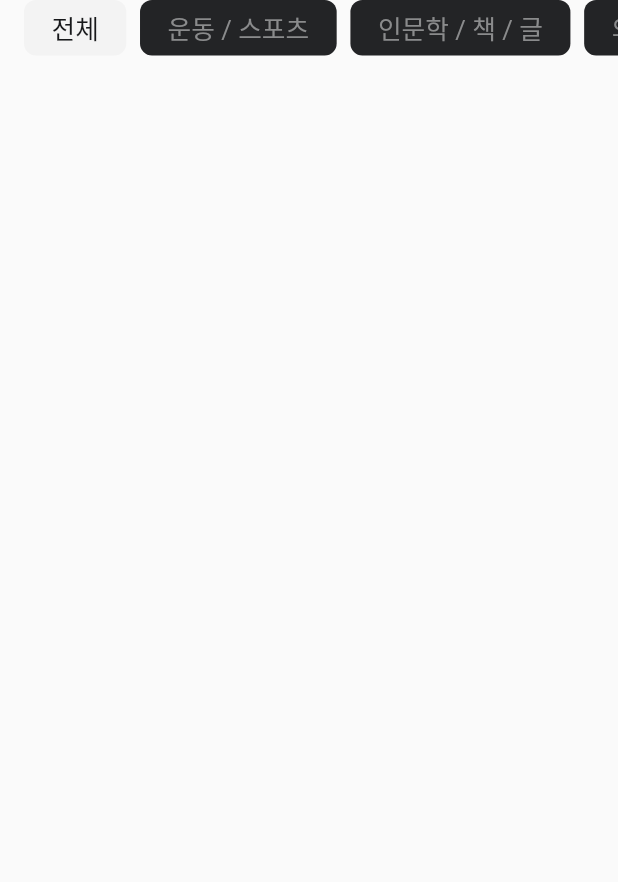
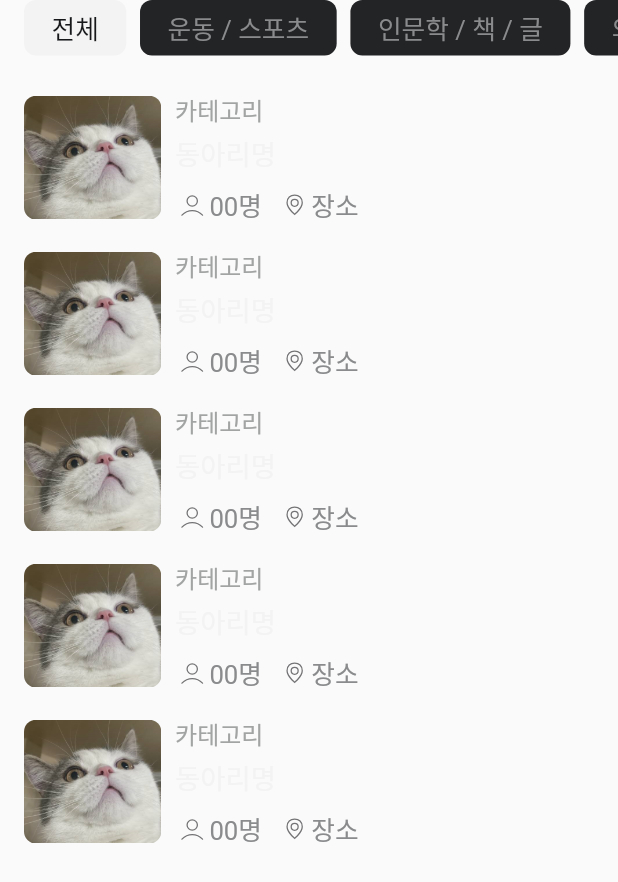
Before and after one commit to teentime/teentime-client-app, a Flutter app: the SubjectTab widget shown alone on an empty page, opened directly, on a phone screen of 412 x 824 dp. Shown: the top 882 px of the screen. Run offline on Flutter 3.47's test engine with Material 2 defaults, Android fonts, the phone set to English and light mode, and no system bars; our stand-ins replace carousel_slider, flutter_screenutil, flutter_svg; Roboto replaces fonts that are missing (Pretendard).

Commit message:
feat: clubCard widget ui 구현

```diff
--- a/lib/screens/club.dart
+++ b/lib/screens/club.dart
@@ -6,6 +6,7 @@ import 'package:teentime/screens/carousel_slider.dart';
 import 'package:teentime/screens/my_club_tab.dart';
 import 'package:teentime/screens/my_tab.dart';
 import 'package:teentime/screens/subject_tab.dart';
+import 'package:teentime/widgets/club_card.dart';
 
 class Club extends StatefulWidget {
   @override
@@ -38,7 +39,8 @@ class _ClubState extends State<Club> {
         backgroundColor: AppColors.dark01,
         elevation: 0,
       ),
-      body: Column(
+      body: SingleChildScrollView(
+        child: Column(
           children: [
             ImageSlider(),
             MyTab(
@@ -56,6 +58,7 @@ class _ClubState extends State<Club> {
             SubjectTab(),
           ],
         ),
+      ),
       backgroundColor: AppColors.dark01,
     );
   }
--- a/lib/screens/subject_tab.dart
+++ b/lib/screens/subject_tab.dart
@@ -1,6 +1,7 @@
 import 'package:flutter/material.dart';
 import 'package:flutter_screenutil/flutter_screenutil.dart';
 import 'package:teentime/src/colors.dart';
+import 'package:teentime/widgets/club_card.dart';
 
 class SubjectTab extends StatefulWidget {
   @override
@@ -39,9 +40,32 @@ class _SubjectTabState extends State<SubjectTab>
     }
   }
 
+  Widget _buildSelectedTabContent() {
+    if (_selectedTabIndex == 0) {
+      return Container(
+        margin: const EdgeInsets.only(top: 16.0),
+        child: Center(
+          child: Column(
+            children: [
+              ClubCard(),
+              ClubCard(),
+              ClubCard(),
+              ClubCard(),
+              ClubCard(),
+            ],
+          ),
+        ),
+      );
+    } else {
+      return SizedBox.shrink();
+    }
+  }
+
   @override
   Widget build(BuildContext context) {
-    return Container(
+    return Column(
+      children: [
+        Container(
           height: 36.h,
           child: ListView.separated(
             padding: EdgeInsets.fromLTRB(16.0, 0, 16.0, 0),
@@ -52,8 +76,10 @@ class _SubjectTabState extends State<SubjectTab>
               bool isSelected = _selectedTabIndex == index;
               return GestureDetector(
                 onTap: () {
-              // 탭이 클릭되면 해당 인덱스의 페이지로 이동하도록 구현
-              _tabController.animateTo(index);
+                  setState(() {
+                    _selectedTabIndex = index; // 클릭한 탭의 인덱스로 업데이트
+                  });
+                  _tabController.animateTo(index); // 해당 인덱스의 탭으로 이동
                 },
                 child: Container(
                   padding: EdgeInsets.symmetric(horizontal: 16.w),
@@ -75,6 +101,12 @@ class _SubjectTabState extends State<SubjectTab>
               );
             },
           ),
+        ),
+        SizedBox(
+          height: 517.h,
+          child: _buildSelectedTabContent(),
+        ),
+      ],
     );
   }
 }
--- /dev/null
+++ b/lib/widgets/club_card.dart
@@ -0,0 +1,88 @@
+import 'package:flutter/material.dart';
+import 'package:flutter_screenutil/flutter_screenutil.dart';
+import 'package:flutter_svg/flutter_svg.dart';
+import 'package:teentime/src/colors.dart';
+
+class ClubCard extends StatefulWidget {
+  @override
+  _ClubCardState createState() => _ClubCardState();
+}
+
+class _ClubCardState extends State<ClubCard>
+    with SingleTickerProviderStateMixin {
+  @override
+  Widget build(BuildContext context) {
+    return Container(
+      padding: EdgeInsets.fromLTRB(16.0, 8.0, 16.0, 8.0),
+      child: Row(children: [
+        ClipRRect(
+          borderRadius: BorderRadius.circular(8.0),
+          child: Image.asset(
+            'assets/images/profile.png',
+            width: 80.w,
+            height: 80.h,
+            fit: BoxFit.cover,
+          ),
+        ),
+        SizedBox(
+          width: 8.w,
+        ),
+        Column(
+          crossAxisAlignment: CrossAxisAlignment.start,
+          children: [
+            Text(
+              '카테고리',
+              style: TextStyle(
+                  fontSize: 14.sp,
+                  fontWeight: FontWeight.normal,
+                  color: AppColors.dark07),
+            ),
+            Padding(
+              padding: EdgeInsets.only(top: 4.0),
+              child: Text(
+                '동아리명',
+                style: TextStyle(
+                    fontSize: 16.sp,
+                    fontWeight: FontWeight.w500,
+                    color: AppColors.dark11),
+              ),
+            ),
+            Padding(
+                padding: EdgeInsets.only(top: 8.0),
+                child: Row(
+                  children: [
+                    SvgPicture.asset(
+                      'assets/icons/person.svg',
+                      width: 20.w,
+                      height: 20.h,
+                    ),
+                    Text(
+                      '00명',
+                      style: TextStyle(
+                          fontSize: 15.sp,
+                          fontWeight: FontWeight.normal,
+                          color: AppColors.dark06),
+                    ),
+                    Padding(
+                      padding: const EdgeInsets.only(left: 10.0),
+                      child: SvgPicture.asset(
+                        'assets/icons/location.svg',
+                        width: 20.w,
+                        height: 20.h,
+                      ),
+                    ),
+                    Text(
+                      '장소',
+                      style: TextStyle(
+                          fontSize: 15.sp,
+                          fontWeight: FontWeight.normal,
+                          color: AppColors.dark06),
+                    ),
+                  ],
+                ))
+          ],
+        )
+      ]),
+    );
+  }
+}
```
Also changed, not shown: assets/icons/location.svg (added), assets/icons/person.svg (added), lib/main.dart (renamed from lib/src/main.dart), 1 other file. Lines whose indentation alone changed are shown as unchanged.
